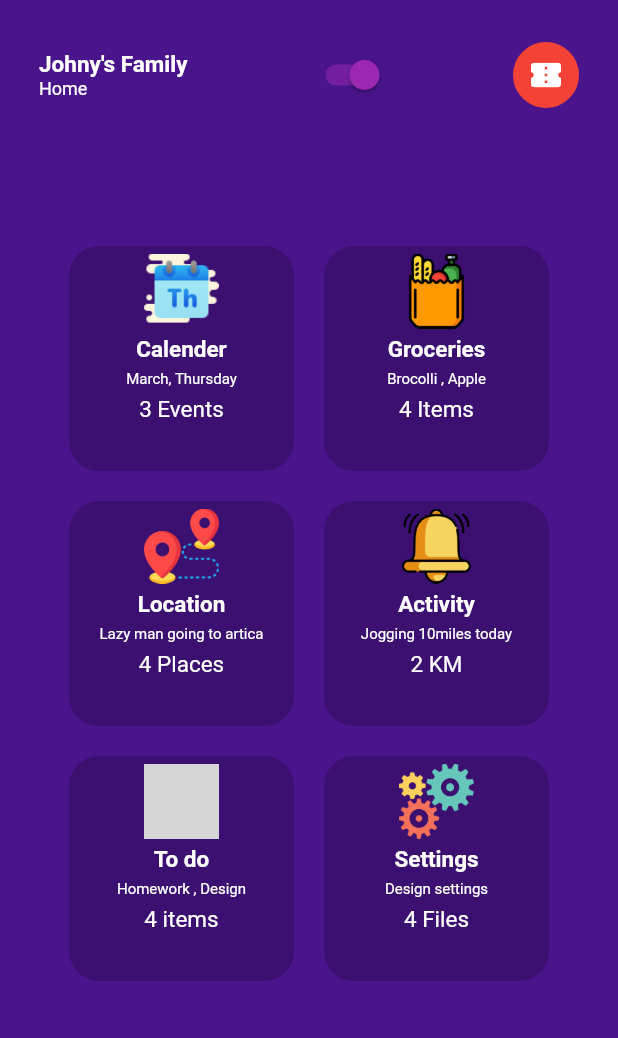
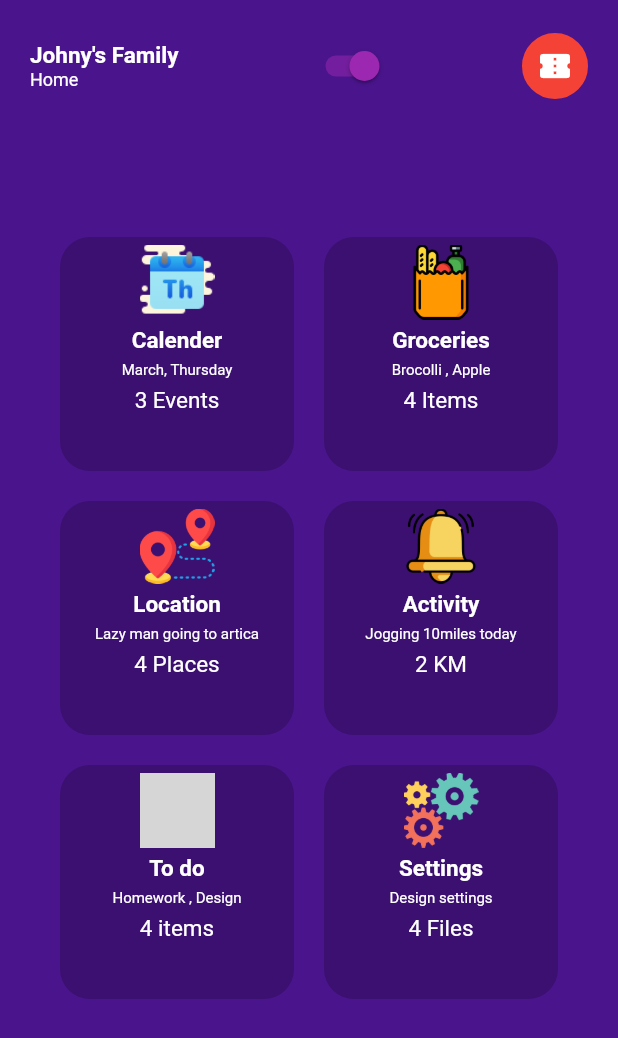
Before and after one commit to kutigbolahan/Family, a Flutter app: the screen it shows after launch, on a phone screen of 412 x 824 dp. Shown: the top 1038 px of the screen. Run offline on Flutter 3.47's test engine with Material 2 defaults, Android fonts, the light colour scheme and no system bars; grey boxes are pictures that could not be loaded.

Commit message:
Changes to be committed:

```diff
--- a/lib/main.dart
+++ b/lib/main.dart
@@ -35,7 +35,7 @@ class HomePage extends StatelessWidget {
       backgroundColor: Colors.purple[900],
       body: SafeArea(
         child: Padding(
-          padding: const EdgeInsets.all(26.0),
+          padding: const EdgeInsets.all(20.0),
           child: Column(
             crossAxisAlignment: CrossAxisAlignment.start,
             children: <Widget>[
```
